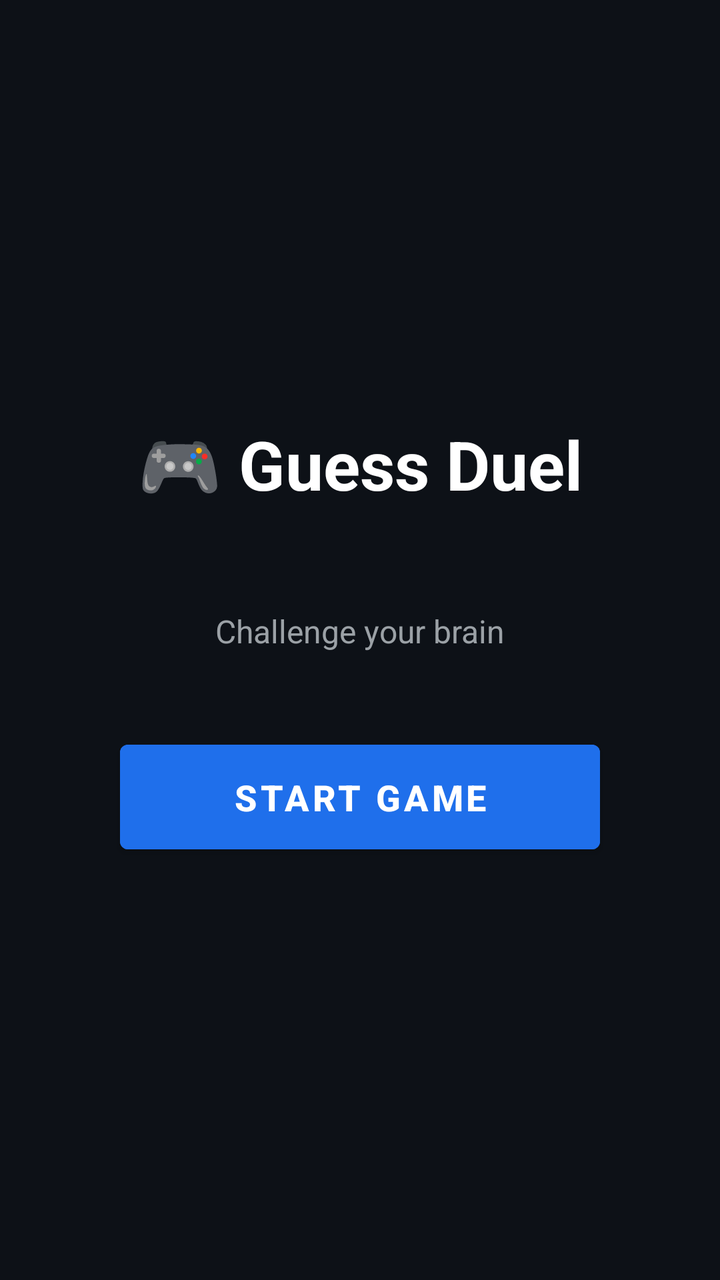
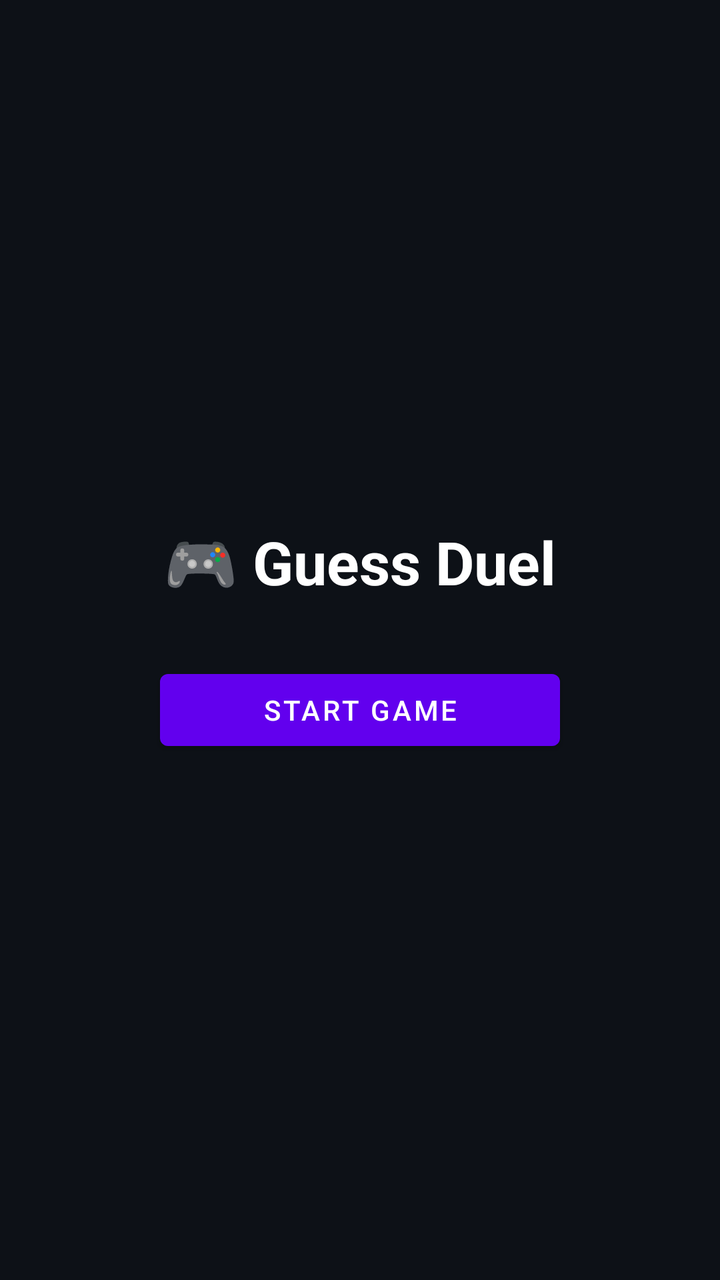

Before-and-after screenshots of an Android layout around one commit, followed by the original layout XML and the change that was made.
<!-- AndroidManifest.xml: fallback theme Theme.MaterialComponents.DayNight.NoActionBar -->
<!-- res/layout/activity_main.xml -->
<?xml version="1.0" encoding="utf-8"?>
<LinearLayout
    xmlns:android="http://schemas.android.com/apk/res/android"
    android:orientation="vertical"
    android:gravity="center"
    android:background="#0D1117"
    android:padding="24dp"
    android:layout_width="match_parent"
    android:layout_height="match_parent">

    <TextView
        android:text="🎮 Guess Duel"
        android:textSize="34sp"
        android:textStyle="bold"
        android:textColor="#FFFFFF"
        android:layout_marginBottom="50dp"
        android:layout_width="wrap_content"
        android:layout_height="wrap_content" />

    <TextView
        android:text="Challenge your brain"
        android:textSize="16sp"
        android:textColor="#9BA1A6"
        android:layout_marginBottom="40dp"
        android:layout_width="wrap_content"
        android:layout_height="wrap_content" />

    <Button
        android:id="@+id/startBtn"
        android:text="Start Game"
        android:textSize="18sp"
        android:textStyle="bold"
        android:backgroundTint="#1F6FEB"
        android:textColor="#FFFFFF"
        android:padding="14dp"
        android:elevation="6dp"
        android:layout_width="240dp"
        android:layout_height="wrap_content" />

</LinearLayout>
<!-- resources referenced by this layout -->
<resources>

</resources>

<!-- the commit's change to res/layout/activity_main.xml (unified diff, before → after) -->
@@ -1,40 +1,24 @@
 <?xml version="1.0" encoding="utf-8"?>
-<LinearLayout
-    xmlns:android="http://schemas.android.com/apk/res/android"
+<LinearLayout xmlns:android="http://schemas.android.com/apk/res/android"
     android:orientation="vertical"
     android:gravity="center"
     android:background="#0D1117"
-    android:padding="24dp"
     android:layout_width="match_parent"
     android:layout_height="match_parent">
 
     <TextView
         android:text="🎮 Guess Duel"
-        android:textSize="34sp"
+        android:textSize="30sp"
         android:textStyle="bold"
         android:textColor="#FFFFFF"
-        android:layout_marginBottom="50dp"
+        android:layout_marginBottom="30dp"
         android:layout_width="wrap_content"
-        android:layout_height="wrap_content" />
-
-    <TextView
-        android:text="Challenge your brain"
-        android:textSize="16sp"
-        android:textColor="#9BA1A6"
-        android:layout_marginBottom="40dp"
-        android:layout_width="wrap_content"
-        android:layout_height="wrap_content" />
+        android:layout_height="wrap_content"/>
 
     <Button
         android:id="@+id/startBtn"
         android:text="Start Game"
-        android:textSize="18sp"
-        android:textStyle="bold"
-        android:backgroundTint="#1F6FEB"
-        android:textColor="#FFFFFF"
-        android:padding="14dp"
-        android:elevation="6dp"
-        android:layout_width="240dp"
-        android:layout_height="wrap_content" />
+        android:layout_width="200dp"
+        android:layout_height="wrap_content"/>
 
 </LinearLayout>
